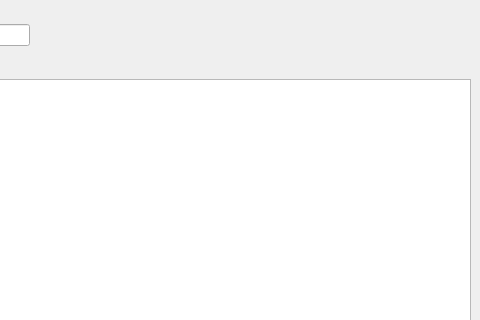
hnmcano/unique, file desktop/window/form_delivery/delivery.ui: the form before one commit; both pictures show x 640 to 1120 and y 0 to 320 of the 1120 by 523 pixel window.
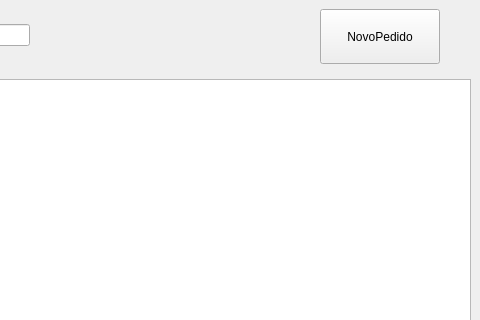
The form after the commit. Icons and pictures are not drawn.

Commit message: alterações em PDV, Pedidos e caixa

```diff
--- a/desktop/window/form_delivery/delivery.ui
+++ b/desktop/window/form_delivery/delivery.ui
@@ -163,14 +163,37 @@
         <widget class="QWidget" name="widget_5" native="true">
          <property name="minimumSize">
           <size>
-           <width>300</width>
+           <width>200</width>
            <height>0</height>
           </size>
          </property>
          <property name="styleSheet">
           <string notr="true"/>
          </property>
-         <layout class="QHBoxLayout" name="horizontalLayout_2"/>
+         <layout class="QHBoxLayout" name="horizontalLayout_2">
+          <item>
+           <widget class="QPushButton" name="pushButton">
+            <property name="minimumSize">
+             <size>
+              <width>0</width>
+              <height>55</height>
+             </size>
+            </property>
+            <property name="maximumSize">
+             <size>
+              <width>120</width>
+              <height>55</height>
+             </size>
+            </property>
+            <property name="text">
+             <string>NovoPedido</string>
+            </property>
+            <property name="icon">
+             <iconset theme="QIcon::ThemeIcon::ListAdd"/>
+            </property>
+           </widget>
+          </item>
+         </layout>
         </widget>
        </item>
       </layout>
```
The commit also changes 37 other files.
